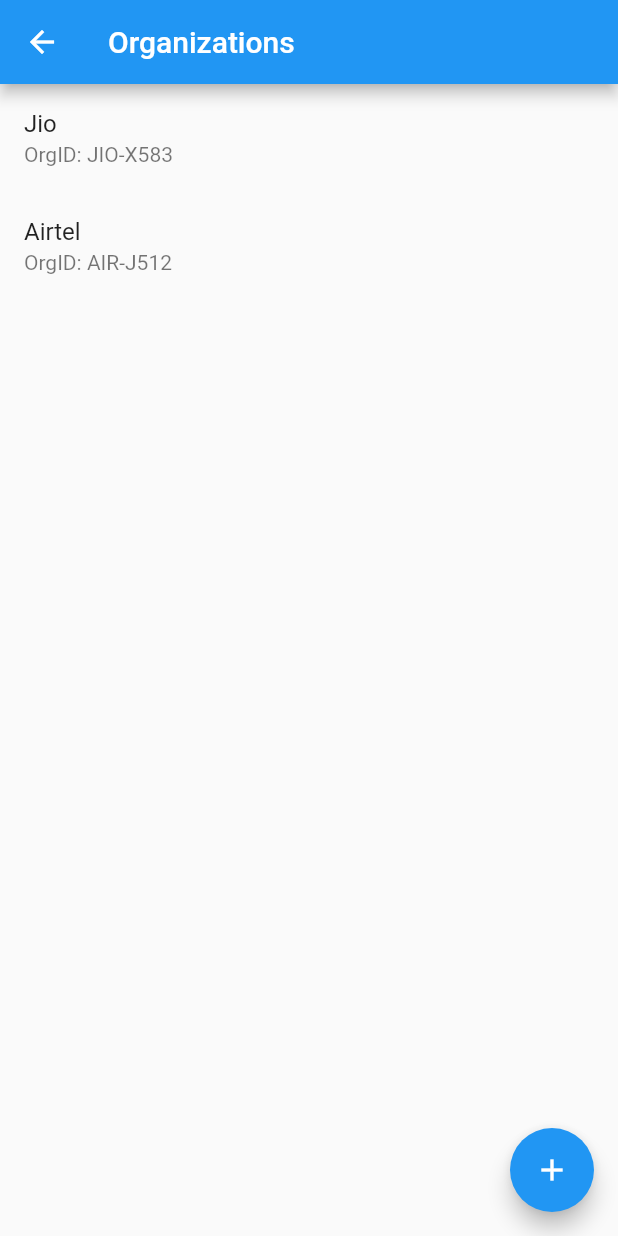
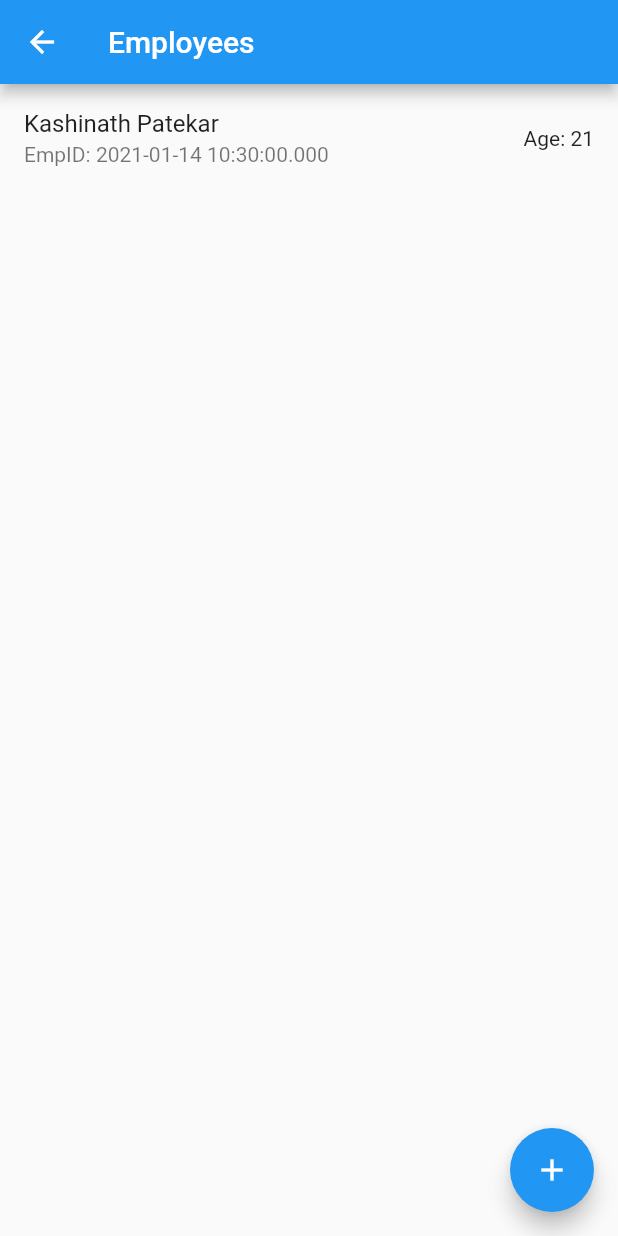
Before and after one commit to stellarbeam/employee_db, a Flutter app: the OrganizationsScreen screen opened by its route, after a tap on "Jio", on a phone screen of 412 x 824 dp. Run offline on Flutter 3.47's test engine with Material 2 defaults, Android fonts, the phone set to English and light mode, and no system bars.

Commit message:
Allow to view and add organizations and employees

```diff
--- a/lib/main.dart
+++ b/lib/main.dart
@@ -1,4 +1,5 @@
 import 'package:employee_db/providers/organizations.dart';
+import 'package:employee_db/screens/organization_details_screen.dart';
 import 'package:flutter/material.dart';
 import 'package:provider/provider.dart';
 
@@ -32,6 +33,8 @@ class MyApp extends StatelessWidget {
         routes: {
           OrganizationsScreen.routeName: (_) => OrganizationsScreen(),
           EmployeesScreen.routeName: (_) => EmployeesScreen(),
+          OrganizationDetailsScreen.routeName: (_) =>
+              OrganizationDetailsScreen(),
         },
       ),
     );
--- a/lib/models/person.dart
+++ b/lib/models/person.dart
@@ -11,6 +11,7 @@ class Person {
 
   int get age {
     var today = DateTime.now();
+    // TODO: replace with by-hand method logic
     return (today.difference(_dateOfBirth).inDays / 365.25).floor();
   }
 }
--- a/lib/models/organization.dart
+++ b/lib/providers/organization.dart
@@ -1,6 +1,8 @@
+import 'package:flutter/foundation.dart';
+
 import 'package:employee_db/models/employee.dart';
 
-class Organization {
+class Organization with ChangeNotifier {
   final String name;
   final String organizationId;
   List<Employee> _employees = [];
@@ -12,6 +14,8 @@ class Organization {
   }
 
   void addEmployee(Employee employee) {
+    print("Will notify");
     _employees.add(employee);
+    notifyListeners();
   }
 }
--- a/lib/providers/organizations.dart
+++ b/lib/providers/organizations.dart
@@ -1,11 +1,27 @@
-import 'package:employee_db/models/organization.dart';
 import 'package:flutter/foundation.dart';
 
+import 'package:employee_db/providers/organization.dart';
+import 'package:employee_db/models/employee.dart';
+
 class Organizations with ChangeNotifier {
-  List<Organization> _list = [
-    Organization('Jio', 'JIO-X583'),
-    Organization('Airtel', 'AIR-J512'),
-  ];
+  List<Organization> _list;
+
+  Organizations() {
+    _list = [
+      Organization('Jio', 'JIO-X583'),
+      Organization('Airtel', 'AIR-J512'),
+    ];
+
+    _list[0].addEmployee(
+      Employee(
+        'Kashinath',
+        'Patekar',
+        DateTime(2000, 1, 1),
+        _list[0].organizationId,
+        DateTime.now().toString(),
+      ),
+    );
+  }
 
   List<Organization> get list {
     return [..._list];
@@ -15,4 +31,8 @@ class Organizations with ChangeNotifier {
     _list.add(organization);
     notifyListeners();
   }
+
+  Organization findById(id) {
+    return _list.firstWhere((org) => org.organizationId == id);
+  }
 }
--- /dev/null
+++ b/lib/screens/organization_details_screen.dart
@@ -0,0 +1,69 @@
+import 'package:flutter/material.dart';
+import 'package:provider/provider.dart';
+
+import 'package:employee_db/providers/organizations.dart';
+import 'package:employee_db/models/employee.dart';
+import 'package:employee_db/widgets/new_employee.dart';
+
+class OrganizationDetailsScreen extends StatefulWidget {
+  static const routeName = '/org-details';
+
+  @override
+  _OrganizationDetailsScreenState createState() =>
+      _OrganizationDetailsScreenState();
+}
+
+class _OrganizationDetailsScreenState extends State<OrganizationDetailsScreen> {
+  void _openNewEmployeeForm(
+    BuildContext context,
+    Function addNewEmployee,
+    String orgId,
+  ) {
+    showModalBottomSheet(
+      context: context,
+      builder: (_) => NewEmployee(orgId, addNewEmployee),
+    );
+  }
+
+  @override
+  Widget build(BuildContext context) {
+    final id = ModalRoute.of(context).settings.arguments;
+    final organization = Provider.of<Organizations>(context).findById(id);
+    final employees = organization.employees;
+    void _addNewEmployee(
+      String firstName,
+      String lastName,
+      DateTime dob,
+      String orgId,
+      String empId,
+    ) {
+      setState(() {
+        organization.addEmployee(
+          Employee(firstName, lastName, dob, orgId, empId),
+        );
+      });
+    }
+
+    return Scaffold(
+      appBar: AppBar(title: Text("Employees")),
+      body: ListView.builder(
+        itemBuilder: (_, index) => ListTile(
+          title: Text(employees[index].fullName),
+          subtitle: Text("EmpID: ${employees[index].employeeId}"),
+          trailing: Text("Age: ${employees[index].age}"),
+        ),
+        itemCount: employees.length,
+      ),
+      floatingActionButton: FloatingActionButton(
+        child: Icon(Icons.add),
+        onPressed: () {
+          _openNewEmployeeForm(
+            context,
+            _addNewEmployee,
+            organization.organizationId,
+          );
+        },
+      ),
+    );
+  }
+}
--- a/lib/screens/organizations_screen.dart
+++ b/lib/screens/organizations_screen.dart
@@ -9,7 +9,9 @@ class OrganizationsScreen extends StatelessWidget {
   static const routeName = '/add-org';
 
   void _openNewOrganizationForm(
-      BuildContext context, Function addNewOrganization) {
+    BuildContext context,
+    Function addNewOrganization,
+  ) {
     showModalBottomSheet(
       context: context,
       builder: (_) => NewOrganization(addNewOrganization),
@@ -25,7 +27,10 @@ class OrganizationsScreen extends StatelessWidget {
         title: Text('Organizations'),
       ),
       body: ListView.builder(
-        itemBuilder: (_, index) => OrganizationItem(organizations[index]),
+        itemBuilder: (_, index) => ChangeNotifierProvider.value(
+          value: organizations[index],
+          child: OrganizationItem(),
+        ),
         itemCount: organizations.length,
       ),
       floatingActionButton: FloatingActionButton(
--- a/lib/widgets/new_organization.dart
+++ b/lib/widgets/new_organization.dart
@@ -1,5 +1,5 @@
 import 'package:flutter/material.dart';
-import 'package:employee_db/models/organization.dart';
+import 'package:employee_db/providers/organization.dart';
 
 class NewOrganization extends StatefulWidget {
   final Function addNewOrganization;
@@ -18,13 +18,9 @@ class _NewOrganizationState extends State<NewOrganization> {
     final name = _nameController.text;
     final id = _idController.text;
 
-    print('Try to submit');
-
     if (name.isEmpty || id.isEmpty) {
       return;
     }
-
-    print('Test passed');
 
     widget.addNewOrganization(Organization(name, id));
 
--- a/lib/widgets/organization_item.dart
+++ b/lib/widgets/organization_item.dart
@@ -1,18 +1,22 @@
-import 'package:employee_db/models/organization.dart';
 import 'package:flutter/material.dart';
+import 'package:provider/provider.dart';
+
+import 'package:employee_db/screens/organization_details_screen.dart';
+import 'package:employee_db/providers/organization.dart';
 
 class OrganizationItem extends StatelessWidget {
-  final Organization organization;
-
-  const OrganizationItem(this.organization);
-
   @override
   Widget build(BuildContext context) {
+    final organization = Provider.of<Organization>(context);
     return ListTile(
       title: Text(organization.name),
       subtitle: Text('OrgID: ${organization.organizationId}'),
       onTap: () {
-        // push org. detail page
+        print(organization.employees.length);
+        Navigator.of(context).pushNamed(
+          OrganizationDetailsScreen.routeName,
+          arguments: organization.organizationId,
+        );
       },
     );
   }
```
Also changed, not shown: lib/widgets/new_employee.dart (added, +114 -0 lines), 1 other file.
